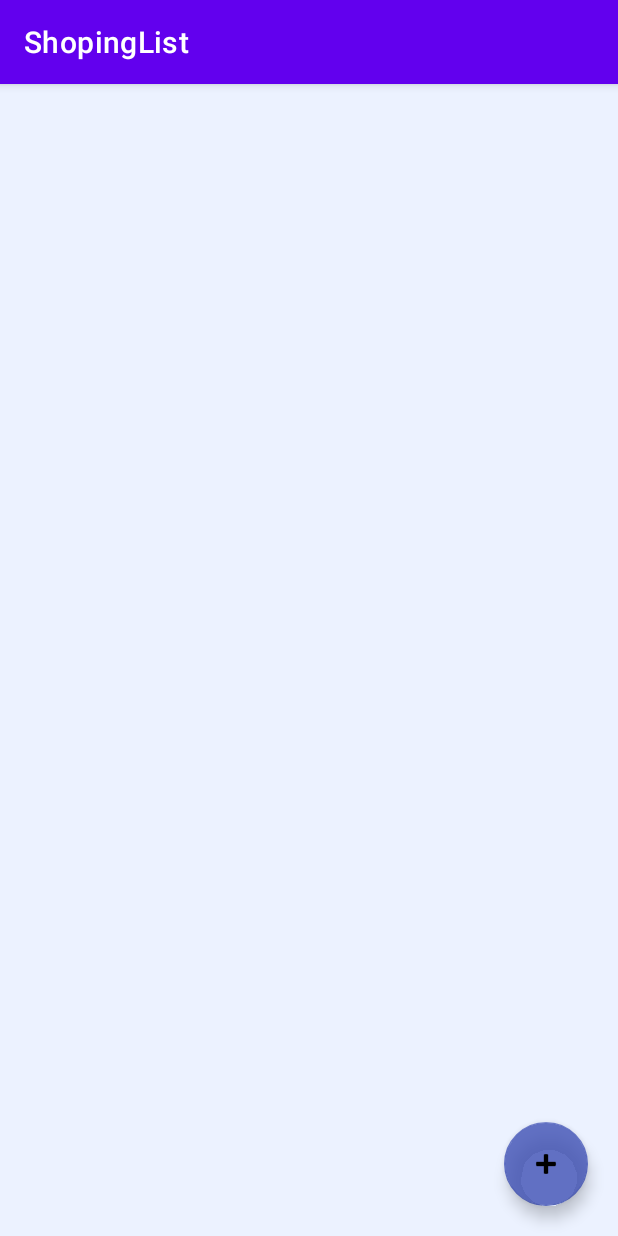
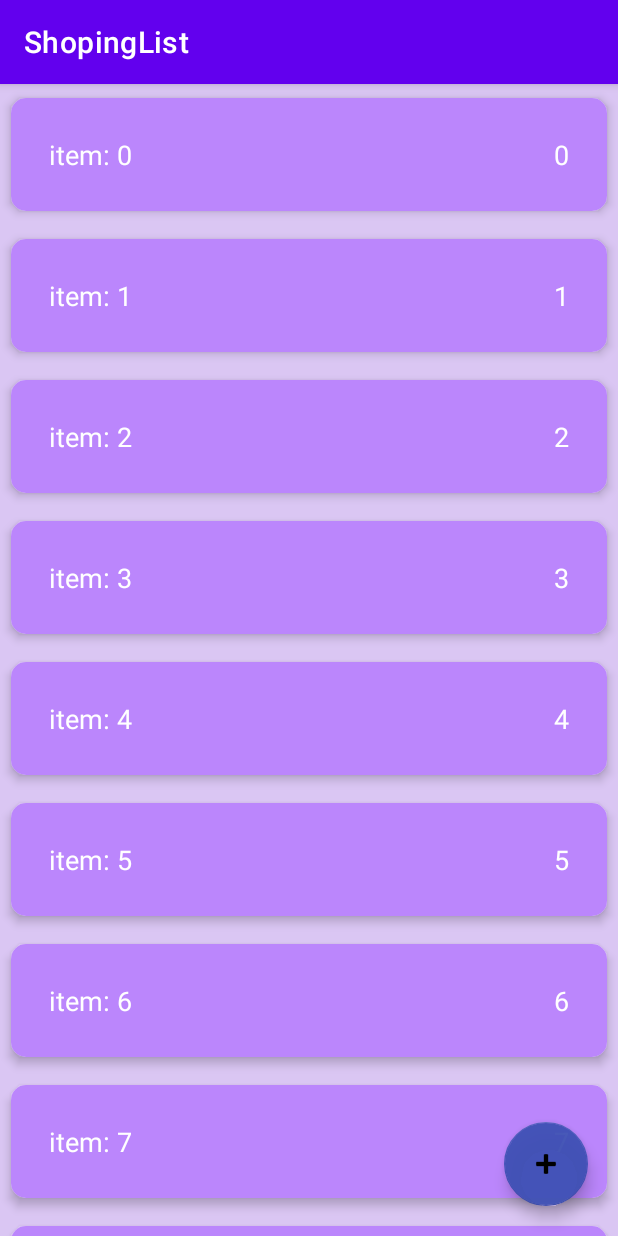
Before and after one commit to vsened/ShoppingList, an Android app: the screen it shows after launch (MainActivity), on a phone screen of 412 x 824 dp. Run offline under Robolectric (Android 15) with nearby library versions, the phone set to English and light mode, and no system bars.

Commit message:
Bad example using LinearLayout as ViewGroup to show ShopItem

```diff
--- a/app/src/main/java/com/example/shopinglist/data/ShopListRepositoryImpl.kt
+++ b/app/src/main/java/com/example/shopinglist/data/ShopListRepositoryImpl.kt
@@ -6,9 +6,10 @@ import com.example.shopinglist.domain.ShopItem
 import com.example.shopinglist.domain.ShopListRepository
 
 object ShopListRepositoryImpl : ShopListRepository {
-    private val shopList = mutableListOf<ShopItem>()
+    private val shopListLiveData = MutableLiveData<List<ShopItem>>()
+    private val shopList = sortedSetOf<ShopItem>({o1, o2 -> o1.id.compareTo(o2.id) })
+
     private var autoIncrementId = 0
-    private val shopListLiveData = MutableLiveData<List<ShopItem>>()
     init {
         for (i in 0..11) {
             val item = ShopItem("item: $i", i, true, i)
--- a/app/src/main/java/com/example/shopinglist/presentation/MainActivity.kt
+++ b/app/src/main/java/com/example/shopinglist/presentation/MainActivity.kt
@@ -3,6 +3,10 @@ package com.example.shopinglist.presentation
 import androidx.appcompat.app.AppCompatActivity
 import android.os.Bundle
 import android.util.Log
+import android.view.LayoutInflater
+import android.view.View
+import android.widget.LinearLayout
+import android.widget.TextView
 import androidx.lifecycle.LiveData
 import androidx.lifecycle.ViewModelProvider
 import com.example.shopinglist.R
@@ -10,13 +14,40 @@ import com.example.shopinglist.domain.ShopItem
 
 class MainActivity : AppCompatActivity() {
     private lateinit var viewModel: MainViewModel
-    private var count = 0
+    private lateinit var llShopList: LinearLayout
     override fun onCreate(savedInstanceState: Bundle?) {
         super.onCreate(savedInstanceState)
         setContentView(R.layout.activity_main)
+        initViews()
         viewModel = ViewModelProvider(this)[MainViewModel::class.java]
         viewModel.shopListLiveData.observe(this) {
-            Log.i("MainActivity", it.toString())
+            showList(it)
+        }
+    }
+
+    private fun initViews() {
+        llShopList = findViewById(R.id.linear_layout_shop_list)
+    }
+
+    private fun showList(list: List<ShopItem>) {
+        llShopList.removeAllViews()
+        for(shopItem in list) {
+            val layoutId = if (shopItem.enabled) R.layout.shop_item_enabled
+            else R.layout.shop_item_disabled
+            val view = LayoutInflater.from(this).inflate(
+                layoutId,
+                llShopList,
+                false
+            )
+            val textViewName = view.findViewById<TextView>(R.id.textViewItemName)
+            val textViewCount = view.findViewById<TextView>(R.id.textViewItemCount)
+            textViewName.text = shopItem.name
+            textViewCount.text = shopItem.count.toString()
+            view.setOnLongClickListener{
+                viewModel.changeEnableState(shopItem)
+                true
+            }
+            llShopList.addView(view)
         }
     }
 }
--- a/app/src/main/res/layout/activity_main.xml
+++ b/app/src/main/res/layout/activity_main.xml
@@ -7,7 +7,26 @@
     android:layout_height="match_parent"
     tools:context=".presentation.MainActivity">
 
+    <ScrollView
+        android:layout_width="match_parent"
+        android:layout_height="match_parent"
+        app:layout_constraintStart_toStartOf="parent"
+        app:layout_constraintTop_toTopOf="parent"
+        app:layout_constraintEnd_toEndOf="parent"
+        app:layout_constraintBottom_toBottomOf="parent">
+
+        <LinearLayout
+            android:id="@+id/linear_layout_shop_list"
+            android:layout_width="match_parent"
+            android:layout_height="wrap_content"
+            android:background="#DAC6F3"
+            android:orientation="vertical">
+
+        </LinearLayout>
+    </ScrollView>
+
     <androidx.recyclerview.widget.RecyclerView
+        android:visibility="invisible"
         android:id="@+id/recyclerViewItems"
         android:layout_width="match_parent"
         android:layout_height="match_parent"
@@ -22,7 +41,7 @@
         android:layout_height="wrap_content"
         android:layout_margin="20dp"
         android:contentDescription="@string/floating_button_description"
-        app:backgroundTint="#CC3F51B5"
+        app:backgroundTint="#F23F51B5"
         app:layout_constraintBottom_toBottomOf="parent"
         app:layout_constraintEnd_toEndOf="parent"
         app:srcCompat="@android:drawable/ic_input_add" />
```
